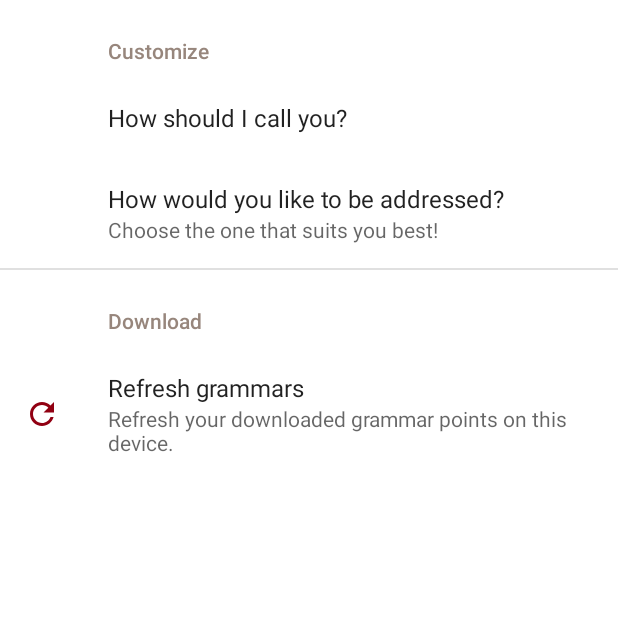
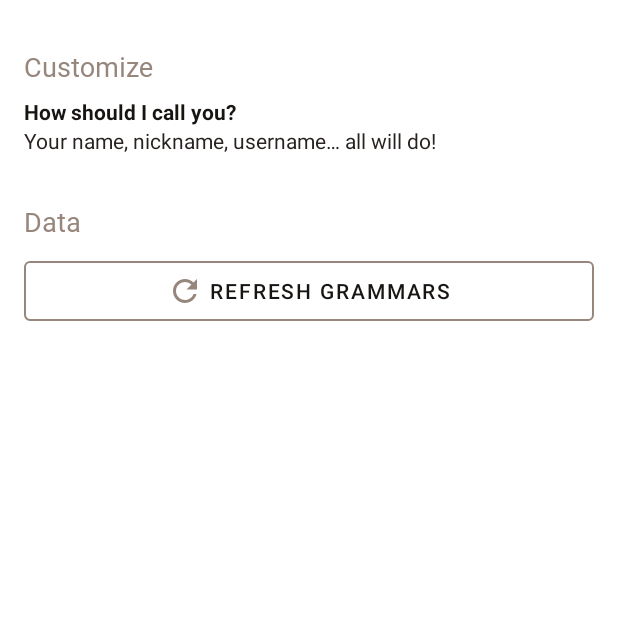
Before and after one commit to nrchan/ProjectJLPT, an Android app: the screen it shows after launch (SettingsActivity before the commit, SettingActivity after it), after a tap on "Settings", on a phone screen of 412 x 824 dp, the top half of it. Run offline under Robolectric (Android 15) with nearby library versions, the phone set to English and light mode, and no system bars; our stand-ins replace Firebase (no records; nobody signed in at launch, a user with empty details on screens opened directly), Room's generated code.

Commit message:
new setting activity

```diff
--- a/app/src/main/AndroidManifest.xml
+++ b/app/src/main/AndroidManifest.xml
@@ -11,6 +11,8 @@
             android:supportsRtl="true"
             android:theme="@style/AppTheme"
             tools:ignore="GoogleAppIndexingWarning">
+        <activity android:name=".SettingActivity">
+        </activity>
         <activity
                 android:name=".SettingsActivity"
                 android:label="@string/title_activity_settings">
--- a/app/src/main/java/com/example/nr/projectjlpt/GrammarPointAdapter.kt
+++ b/app/src/main/java/com/example/nr/projectjlpt/GrammarPointAdapter.kt
@@ -28,6 +28,8 @@ class GrammarPointAdapter(private val grammars: ArrayList<GrammarPoint>, private
         holder.grammarPattern.text = pattern
         holder.grammarMeaning.text = grammars[position].meaning
         holder.grammarRomaji.text = grammars[position].romaji
+        val levelWithN = "N${grammars[position].level}"
+        holder.grammarLevel.text = levelWithN
         holder.itemView.setOnClickListener {
             val intent = Intent(context, IndividualGrammarPointActivity::class.java)
             intent.putExtra("pattern", grammars[position].pattern)
@@ -49,4 +51,5 @@ class ViewHolder (view: View) : RecyclerView.ViewHolder(view) {
     val grammarPattern : TextView = view.grammar_pattern
     val grammarMeaning : TextView = view.grammar_meaning
     val grammarRomaji : TextView = view.grammar_romaji
+    val grammarLevel : TextView = view.grammar_level
 }
--- a/app/src/main/java/com/example/nr/projectjlpt/MainActivity.kt
+++ b/app/src/main/java/com/example/nr/projectjlpt/MainActivity.kt
@@ -23,7 +23,7 @@ class MainActivity : AppCompatActivity() {
         }
 
         setting_btn.setOnClickListener {
-            startActivity(Intent(this, SettingsActivity::class.java))
+            startActivity(Intent(this, SettingActivity::class.java))
         }
     }
 }
--- a/app/src/main/java/com/example/nr/projectjlpt/SettingsActivity.kt
+++ /dev/null
@@ -1,62 +0,0 @@
-package com.example.nr.projectjlpt
-
-import android.app.Activity
-import android.app.TaskStackBuilder
-import android.os.Bundle
-import android.util.Log
-import android.widget.Toast
-import androidx.appcompat.app.AppCompatActivity
-import androidx.preference.Preference
-import androidx.preference.PreferenceFragmentCompat
-import androidx.preference.PreferenceManager
-import androidx.room.Room
-import com.google.firebase.firestore.FirebaseFirestore
-import com.google.firebase.firestore.ktx.getField
-import kotlinx.coroutines.Dispatchers
-import kotlinx.coroutines.GlobalScope
-import kotlinx.coroutines.launch
-
-class SettingsActivity : AppCompatActivity(){
-
-    override fun onCreate(savedInstanceState: Bundle?){
-        super.onCreate(savedInstanceState)
-        setContentView(R.layout.settings_activity)
-        supportFragmentManager
-            .beginTransaction()
-            .replace(R.id.settings, SettingsFragment())
-            .commit()
-        supportActionBar?.setDisplayHomeAsUpEnabled(true)
-    }
-
-    class SettingsFragment : PreferenceFragmentCompat(){
-        override fun onPreferenceTreeClick(preference: Preference?): Boolean {
-            when (preference?.key) {
-                "isGrammarDownloaded" -> {
-                    Log.d("preference","${preference?.key}")
-                    GlobalScope.launch(Dispatchers.IO) {
-                        val grammardb = Room.databaseBuilder(
-                            activity!!.applicationContext,
-                            AppDatabase::class.java, "grammarpoint.db"
-                        ).build()
-                        grammardb.GrammarPointDao().deleteAll()
-                        launch(Dispatchers.Main) {
-                            Toast.makeText(activity, "All Downloaded Grammars Refreshed!", Toast.LENGTH_LONG).show()
-                            preference.isEnabled = false
-                            preference.summary = getString(R.string.grammar_downloaded_summary_not_enabled)
-                        }
-                        val sharedPref = PreferenceManager.getDefaultSharedPreferences(activity)
-                        val editor = sharedPref.edit()
-                        editor.putBoolean("isGrammarDownloaded", false)
-                        editor.apply()
-                    }
-                }
-            }
-
-            return super.onPreferenceTreeClick(preference)
-        }
-
-        override fun onCreatePreferences(savedInstanceState: Bundle?, rootKey: String?) {
-            setPreferencesFromResource(R.xml.root_preferences, rootKey)
-        }
-    }
-}
--- a/app/src/main/res/layout/activity_grammar_list.xml
+++ b/app/src/main/res/layout/activity_grammar_list.xml
@@ -27,8 +27,8 @@
             android:layout_width="match_parent"
             android:layout_height="0dp"
             android:id="@+id/grammar_list" app:layout_constraintTop_toBottomOf="@id/divider"
-            app:layout_constraintStart_toStartOf="parent" android:layout_marginStart="16dp"
-            app:layout_constraintEnd_toEndOf="parent" android:layout_marginEnd="16dp" android:layout_marginTop="8dp"
+            app:layout_constraintStart_toStartOf="parent" android:layout_marginStart="8dp"
+            app:layout_constraintEnd_toEndOf="parent" android:layout_marginEnd="8dp" android:layout_marginTop="8dp"
             android:layout_marginBottom="8dp" app:layout_constraintBottom_toBottomOf="parent">
     </androidx.recyclerview.widget.RecyclerView>
     <TextView
--- a/app/src/main/res/layout/activity_individual_grammar_point.xml
+++ b/app/src/main/res/layout/activity_individual_grammar_point.xml
@@ -100,7 +100,7 @@
                 app:layout_constraintTop_toBottomOf="@+id/meaningText"
                 app:layout_constraintEnd_toEndOf="parent"
                 app:layout_constraintHorizontal_bias="0.0" android:layout_marginTop="8dp"
-                android:textColor="@color/normalText"/>
+                android:textColor="@color/normalText" android:textStyle="bold"/>
         <TextView
                 android:text="@string/individual_grammar_explanation"
                 android:layout_width="0dp"
@@ -109,7 +109,7 @@
                 app:layout_constraintEnd_toEndOf="parent"
                 app:layout_constraintTop_toBottomOf="@id/usageText"
                 app:layout_constraintHorizontal_bias="0.0" android:layout_marginTop="8dp"
-                android:textColor="@color/normalText"/>
+                android:textColor="@color/normalText" android:textStyle="bold"/>
 
         <TextView
                 android:text="@string/individual_grammar_example"
@@ -119,6 +119,6 @@
                 app:layout_constraintEnd_toEndOf="parent"
                 app:layout_constraintTop_toBottomOf="@id/explanationText"
                 app:layout_constraintHorizontal_bias="0.0" android:layout_marginTop="8dp"
-                android:textColor="@color/normalText"/>
+                android:textColor="@color/normalText" android:textStyle="bold"/>
     </androidx.constraintlayout.widget.ConstraintLayout>
 </ScrollView>
--- /dev/null
+++ b/app/src/main/res/layout/activity_setting.xml
@@ -0,0 +1,56 @@
+<?xml version="1.0" encoding="utf-8"?>
+<androidx.constraintlayout.widget.ConstraintLayout
+        xmlns:android="http://schemas.android.com/apk/res/android"
+        xmlns:tools="http://schemas.android.com/tools"
+        xmlns:app="http://schemas.android.com/apk/res-auto"
+        android:layout_width="match_parent"
+        android:layout_height="match_parent"
+        tools:context=".SettingActivity">
+    <TextView
+            android:text="@string/custom_header"
+            android:layout_width="0dp"
+            android:layout_height="wrap_content" android:id="@+id/customTitle"
+            app:layout_constraintStart_toStartOf="parent" app:layout_constraintTop_toTopOf="parent"
+            app:layout_constraintEnd_toEndOf="parent" android:layout_marginStart="16dp"
+            app:layout_constraintHorizontal_bias="0.0" android:layout_marginTop="32dp"
+            android:textColor="@color/colorAccent" android:fontFamily="@font/noto_sans_cjk_black"
+            android:textSize="18sp" android:layout_marginEnd="16dp"/>
+    <TextView
+            android:text="@string/name_title"
+            android:layout_width="wrap_content"
+            android:layout_height="wrap_content" android:id="@+id/name_title"
+            app:layout_constraintTop_toBottomOf="@id/customTitle" android:layout_marginTop="8dp"
+            app:layout_constraintStart_toStartOf="@id/customTitle" android:fontFamily="sans-serif"
+            android:textColor="@color/titleText" android:textStyle="bold"/>
+    <TextView
+            android:text="@string/name_summary"
+            android:layout_width="wrap_content"
+            android:layout_height="wrap_content" android:id="@+id/name_summary"
+            app:layout_constraintStart_toStartOf="@id/customTitle"
+            app:layout_constraintTop_toBottomOf="@+id/name_title"
+            android:textColor="@color/normalText"/>
+    <TextView
+            android:text="@string/data_header"
+            android:layout_width="0dp"
+            android:layout_height="wrap_content" android:id="@+id/dataTitle"
+            app:layout_constraintStart_toStartOf="parent" app:layout_constraintTop_toBottomOf="@id/name_summary"
+            app:layout_constraintEnd_toEndOf="parent" android:layout_marginStart="16dp"
+            app:layout_constraintHorizontal_bias="0.0" android:layout_marginTop="32dp"
+            android:textColor="@color/colorAccent" android:fontFamily="@font/noto_sans_cjk_black"
+            android:textSize="18sp" android:layout_marginEnd="16dp"/>
+    <com.google.android.material.button.MaterialButton
+            android:id="@+id/refreshGrammarBtn"
+            style="@style/Widget.MaterialComponents.Button.OutlinedButton"
+            android:textColor="@color/titleText"
+            app:icon="@drawable/ic_refresh_24dp"
+            app:iconGravity="textStart"
+            app:strokeColor="@color/colorAccent"
+            app:iconTint="@color/colorAccent"
+            android:layout_width="0dp"
+            android:layout_height="wrap_content"
+            android:text="@string/grammar_downloaded_title" app:layout_constraintStart_toStartOf="@id/dataTitle"
+            app:layout_constraintTop_toBottomOf="@id/dataTitle" android:layout_marginTop="8dp"
+            android:layout_marginEnd="16dp" app:layout_constraintEnd_toEndOf="parent" android:paddingTop="8dp"
+            android:paddingBottom="8dp"/>
+
+</androidx.constraintlayout.widget.ConstraintLayout>
--- a/app/src/main/res/layout/settings_activity.xml
+++ /dev/null
@@ -1,9 +0,0 @@
-<LinearLayout
-        xmlns:android="http://schemas.android.com/apk/res/android"
-        android:layout_width="match_parent"
-        android:layout_height="match_parent">
-    <FrameLayout
-            android:id="@+id/settings"
-            android:layout_width="match_parent"
-            android:layout_height="match_parent"/>
-</LinearLayout>
--- a/app/src/main/res/values/array.xml
+++ b/app/src/main/res/values/array.xml
@@ -4,5 +4,8 @@
     <string-array name="address_name">
         <item>さん</item>
         <item>くん</item>
+        <item>ちゃん</item>
+        <item>たん</item>
+        <item>様</item>
     </string-array>
 </resources>
--- a/app/src/main/res/values/strings.xml
+++ b/app/src/main/res/values/strings.xml
@@ -12,6 +12,7 @@
     <string name="grammar_list_pattern_default">Grammar Pattern Here</string>
     <string name="grammar_list_romaji_default">Its Associated Romaji</string>
     <string name="grammar_list_meaning_default">Its meaning here :)</string>
+    <string name="grammar_list_level_default">N?</string>
 
     <!--individual grammar point activity-->
     <string name="individual_grammar_pattern_default">文法パターン</string>
@@ -28,16 +29,16 @@
     <string name="title_activity_settings">Settings</string>
 
     <!-- Preference Titles -->
-    <string name="download_header">Download</string>
+    <string name="data_header">Data</string>
     <string name="custom_header">Customize</string>
-
     <!-- Customize Preferences -->
     <string name="name_title">How should I call you?</string>
-    <string name="address_title">How would you like to be addressed?</string>
+    <string name="name_summary">Your name, nickname, username&#8230; all will do!</string>
+    <string name="address_title">How should I address you?</string>
     <string name="address_summary">Choose the one that suits you best!</string>
-
     <!--Downloaded  Preferences -->
     <string name="grammar_downloaded_title">Refresh grammars</string>
-    <string name="grammar_downloaded_summary">Refresh your downloaded grammar points on this device.</string>
-    <string name="grammar_downloaded_summary_not_enabled">Your downloaded grammar points are refreshed!</string>
+    <string name="grammar_downloaded_snackbar">Your downloaded grammar points are refreshed!</string>
+    <string name="grammar_downloaded_snackbar_button_text">Go now!</string>
+
 </resources>
--- a/app/src/main/res/values/styles.xml
+++ b/app/src/main/res/values/styles.xml
@@ -8,7 +8,6 @@
         <item name="colorAccent">@color/colorAccent</item>
         <item name="windowActionBar">false</item>
         <item name="windowNoTitle">true</item>
-        <item name="preferenceTheme">@style/customPref</item>
     </style>
 
     <style name="AppTheme.Launch">
@@ -20,11 +19,6 @@
         <item name="windowNoTitle">true</item>
     </style>
 
-    <style name="customPref" parent="PreferenceThemeOverlay.v14.Material">
-        <item name="android:textColor">@color/colorSecondary</item>
-        <item name="android:textColorSecondary">@color/colorSecondaryDark</item>
-    </style>
-
     <style name="AppTheme.AppBarOverlay" parent="ThemeOverlay.AppCompat.Dark.ActionBar"/>
 
     <style name="AppTheme.PopupOverlay" parent="ThemeOverlay.AppCompat.Light"/>
--- a/app/src/main/res/xml/root_preferences.xml
+++ /dev/null
@@ -1,32 +0,0 @@
-<androidx.preference.PreferenceScreen
-        xmlns:app="http://schemas.android.com/apk/res-auto">
-
-    <PreferenceCategory
-            app:title="@string/custom_header">
-
-        <EditTextPreference
-                app:key="name"
-                app:title="@string/name_title"
-        />
-
-        <ListPreference
-                app:key="address"
-                app:title="@string/address_title"
-                app:summary="@string/address_summary"
-                app:entries="@array/address_name"
-                app:entryValues="@array/address_name"
-        />
-
-    </PreferenceCategory>
-
-    <PreferenceCategory
-            app:title="@string/download_header">
-
-        <Preference
-                app:key="isGrammarDownloaded"
-                app:title="@string/grammar_downloaded_title"
-                app:summary="@string/grammar_downloaded_summary"
-                app:icon="@drawable/ic_refresh_24dp"
-        />
-    </PreferenceCategory>
-</androidx.preference.PreferenceScreen>
--- a/build.gradle
+++ b/build.gradle
@@ -8,7 +8,7 @@ buildscript {
 
     }
     dependencies {
-        classpath 'com.android.tools.build:gradle:3.4.1'
+        classpath 'com.android.tools.build:gradle:3.4.2'
         classpath "org.jetbrains.kotlin:kotlin-gradle-plugin:$kotlin_version"
         classpath 'com.google.gms:google-services:4.3.0'
         // NOTE: Do not place your application dependencies here; they belong
```
Also changed, not shown: app/src/main/java/com/example/nr/projectjlpt/SettingActivity.kt (added, +70 -0 lines), app/src/main/res/layout/grammar_list_item.xml (+29 -14 lines).
